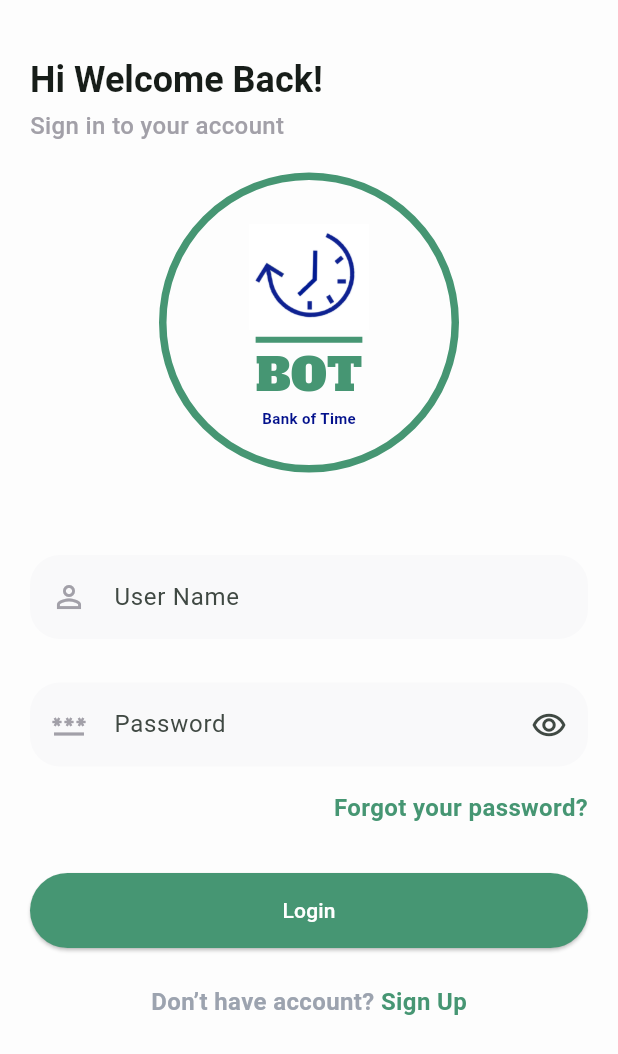
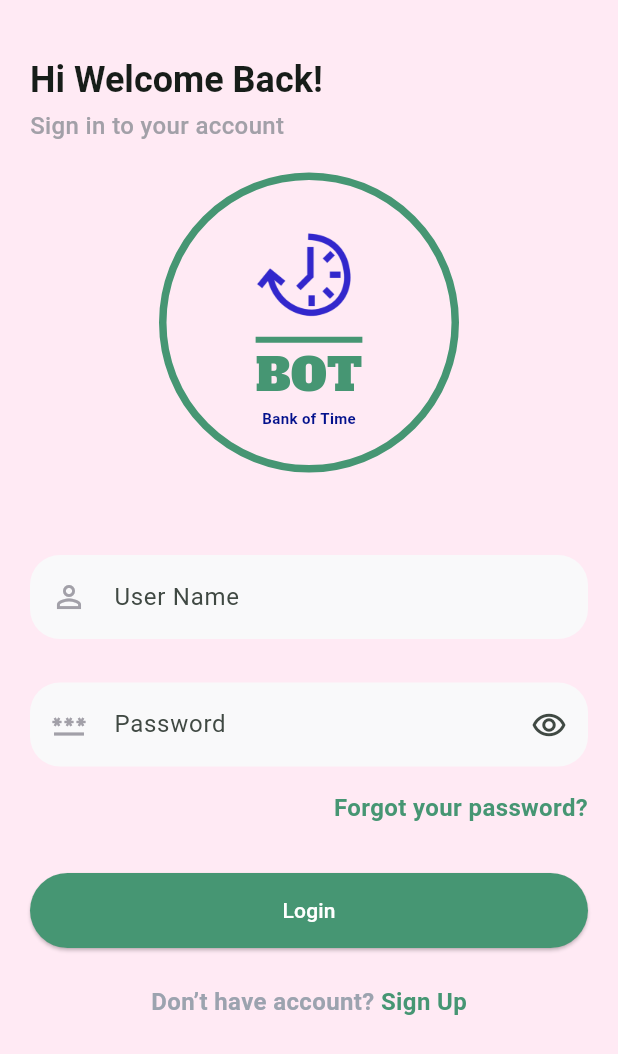
Before and after one commit to HajerAlmatari/bank_of_time, a Flutter app: the ProfileView screen opened directly, after a tap on "Log Out", on a phone screen of 412 x 824 dp. Shown: the top 1054 px of the screen. Run offline on Flutter 3.47's test engine with Material 2 defaults, Android fonts, the phone set to English and light mode, and no system bars; our stand-ins replace flutter_riverpod.

Commit message:
final commit 2

```diff
--- a/lib/core/widgets/custom_app_bar.dart
+++ b/lib/core/widgets/custom_app_bar.dart
@@ -7,12 +7,15 @@ class CustomAppBar extends StatelessWidget {
 
   @override
   Widget build(BuildContext context) {
-    return Row(
-      mainAxisAlignment: MainAxisAlignment.spaceBetween,
-      children: [
-        WelcomeContainer(showBack: showBack,),
-        Icon(Icons.menu, color: Theme.of(context).colorScheme.primary, size: 40,)
-      ],
+    return Padding(
+      padding: const EdgeInsets.only(top: 8.0),
+      child: Row(
+        mainAxisAlignment: MainAxisAlignment.spaceBetween,
+        children: [
+          WelcomeContainer(showBack: showBack,),
+          Icon(Icons.menu, color: Theme.of(context).colorScheme.primary, size: 40,)
+        ],
+      ),
     );
   }
 }
--- a/lib/features/auth/presentation/views/login_view.dart
+++ b/lib/features/auth/presentation/views/login_view.dart
@@ -18,7 +18,7 @@ class LoginViewState extends State<LoginView> {
     return Scaffold(
       body: InkWell(
         child: Container(
-          color: const Color(0xfffdfdfd),
+          color: Theme.of(context).scaffoldBackgroundColor,
           child: Padding(
             padding: const EdgeInsets.only(
               left: 20,
@@ -36,7 +36,7 @@ class LoginViewState extends State<LoginView> {
                         fontWeight: FontWeight.w700,
                         fontSize: 24,
                       ),
-                ),
+                ), //Hi Welcome Back!
                 const SizedBox(
                   height: 4,
                 ),
@@ -47,7 +47,7 @@ class LoginViewState extends State<LoginView> {
                         fontSize: 16,
                         color: const Color(0xffA2A0A8),
                       ),
-                ),
+                ), //Sign in to your account
 
                 Container(
                   alignment: Alignment.center,
--- a/lib/features/auth/presentation/views/register_view.dart
+++ b/lib/features/auth/presentation/views/register_view.dart
@@ -17,7 +17,7 @@ class RegisterView extends StatelessWidget {
           FocusScope.of(context).requestFocus(FocusNode());
         },
         child: Container(
-          color: const Color(0xfffdfdfd),
+          color: Theme.of(context).scaffoldBackgroundColor,
           child: Padding(
             padding: EdgeInsets.only(
               left: 20,
--- a/lib/features/auth/presentation/views/widgets/login_form.dart
+++ b/lib/features/auth/presentation/views/widgets/login_form.dart
@@ -60,10 +60,9 @@ class _LoginFormState extends State<LoginForm> {
               ),
             ),
             hintText: "User Name",
-            // inputType: TextIn/putType.emailAddress,
             textEditingController: textEditingControllers.userNameController,
             capitalization: TextCapitalization.none,
-          ),
+          ), //User Name
           const SizedBox(height: 24),
           CustomTextFormField(
             focusNode: focusNodes.passwordFocusNode,
@@ -100,7 +99,7 @@ class _LoginFormState extends State<LoginForm> {
               FilteringTextInputFormatter.singleLineFormatter,
             ],
             inputType: TextInputType.visiblePassword,
-          ),
+          ), //Password
           const SizedBox(height: 16),
           InkWell(
             focusColor: Colors.transparent,
@@ -146,11 +145,6 @@ class _LoginFormState extends State<LoginForm> {
             hoverColor: Colors.transparent,
             splashColor: Colors.transparent,
             onTap: () {
-              // Get.to(
-              //   const SignUpScreen(),
-              //   transition: Transition.rightToLeft,
-              //   duration: const Duration(milliseconds: 500),
-              // );
               Navigator.of(context).push(
                   MaterialPageRoute(builder: (context) => const RegisterView())
               );
--- a/lib/features/home/presentation/view/widgets/volunteer_sections_list_view.dart
+++ b/lib/features/home/presentation/view/widgets/volunteer_sections_list_view.dart
@@ -23,11 +23,6 @@ class VolunteerSections extends StatelessWidget {
               title: titles[index],
               imageName: images[index],
             );
-
-            //   Container(
-            //   alignment: Alignment.center,
-            //   color: Colors.orange[100 * (index % 9 + 1)],
-            // );
           },
         ),
         gridDelegate: const SliverGridDelegateWithFixedCrossAxisCount(
--- a/lib/features/main/presentation/view/main_view.dart
+++ b/lib/features/main/presentation/view/main_view.dart
@@ -9,24 +9,19 @@ final indexBottomNavbarProvider = StateProvider<int>((ref) {
   return 0;
 });
 
-
 class MainView extends ConsumerWidget {
-
   static final List<Widget> _widgetOptions = <Widget>[
     const ProfileView(),
     const HomeView(),
     const SettingsView(),
   ];
-
   MainView({super.key});
-
 
   final List<IconData> listOfIcons = [
     Icons.person,
     Icons.home_filled,
     Icons.settings,
   ];
-
   @override
   Widget build(BuildContext context, WidgetRef ref) {
     double screenWidth = MediaQuery.of(context).size.width;
--- a/lib/features/splash/presentaion/view/splash_view.dart
+++ b/lib/features/splash/presentaion/view/splash_view.dart
@@ -68,7 +68,6 @@ class SplashViewState extends State<SplashView> with TickerProviderStateMixin {
     double height = MediaQuery.of(context).size.height;
 
     return Scaffold(
-      backgroundColor: Colors.white,
       body: Stack(
         children: [
           Column(
@@ -76,7 +75,8 @@ class SplashViewState extends State<SplashView> with TickerProviderStateMixin {
               AnimatedContainer(
                   duration: const Duration(milliseconds: 2000),
                   curve: Curves.fastLinearToSlowEaseIn,
-                  height: height / _fontSize),
+                  height: height / _fontSize,
+              ),
               AnimatedOpacity(
                 duration: const Duration(milliseconds: 1000),
                 opacity: _textOpacity,
--- a/lib/features/splash/presentaion/view/widgets/app_logo.dart
+++ b/lib/features/splash/presentaion/view/widgets/app_logo.dart
@@ -21,7 +21,7 @@ class AppLogo extends StatelessWidget {
           mainAxisAlignment: MainAxisAlignment.center,
           children: [
             Image.asset(
-              "assets/images/app_logo1.PNG",
+              "assets/images/app_logo.PNG",
               width: 80,
               height: 80,
             ),
--- a/lib/main.dart
+++ b/lib/main.dart
@@ -30,6 +30,7 @@ class MyApp extends StatelessWidget {
           primary: const Color.fromRGBO(70, 150, 115, 1),
           seedColor: const Color.fromRGBO(70, 150, 115, 1),
         ),
+        scaffoldBackgroundColor: const Color.fromRGBO(255, 234, 244, 1.0),
         useMaterial3: true,
       ),
       home: const SplashView(),
```
Also changed, not shown: assets/images/app_logo.PNG (added).
